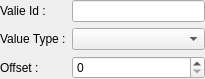
juangburgos/QUaModbusClient, file src/widget/quamodbusvaluewidgetedit.ui: the form before one commit.
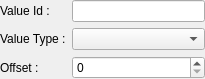
The form after the commit.

The edit to the form file:
```diff
--- a/src/widget/quamodbusvaluewidgetedit.ui
+++ b/src/widget/quamodbusvaluewidgetedit.ui
@@ -53,7 +53,7 @@
    <item row="0" column="0">
     <widget class="QLabel" name="labelId">
      <property name="text">
-      <string>Valie Id :</string>
+      <string>Value Id :</string>
      </property>
     </widget>
    </item>
```
